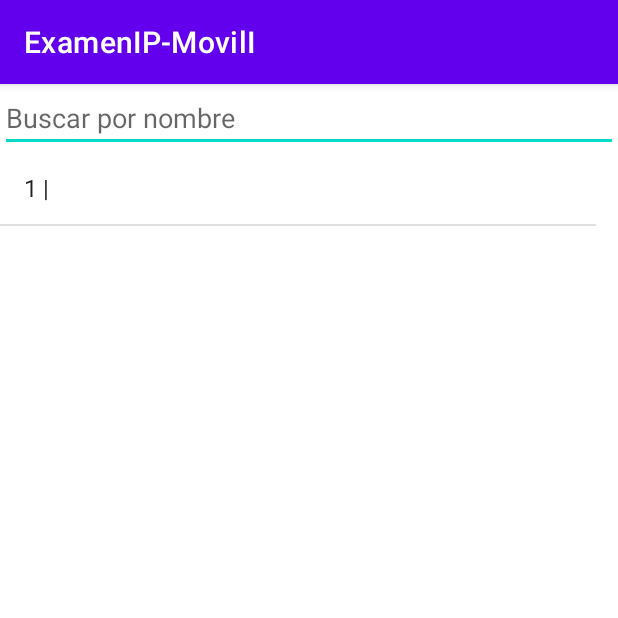
After one commit to JenniferVarela/ExamenIP-MovilI, an Android app: the ActivityListarContacto screen opened directly, with no data from a screen before it, on a phone screen of 412 x 824 dp, the top half of it. The commit adds this screen. Run offline under Robolectric (Android 15) with nearby library versions, the phone set to English and light mode, and no system bars.

Commit message:
listar contactos y buscar

```diff
--- a/app/src/main/AndroidManifest.xml
+++ b/app/src/main/AndroidManifest.xml
@@ -1,6 +1,6 @@
 <?xml version="1.0" encoding="utf-8"?>
 <manifest xmlns:android="http://schemas.android.com/apk/res/android"
-    package="com.example.examenip_movili">
+    package="com.example.examenip_movili" >
 
     <uses-permission android:name="android.permission.WRITE_EXTERNAL_STORAGE" />
     <uses-permission android:name="android.permission.CAMERA" />
@@ -38,14 +38,16 @@
         android:label="@string/app_name"
         android:roundIcon="@mipmap/ic_launcher_round"
         android:supportsRtl="true"
-        android:theme="@style/Theme.ExamenIPMovilI">
+        android:theme="@style/Theme.ExamenIPMovilI" >
+        <activity
+            android:name=".ActivityListarContacto"
+            android:exported="false" />
         <activity
             android:name=".ActivityPaises"
-            android:exported="true">
-        </activity>
+            android:exported="true" />
         <activity
             android:name=".MainActivity"
-            android:exported="true">
+            android:exported="true" >
             <intent-filter>
                 <action android:name="android.intent.action.MAIN" />
 
--- /dev/null
+++ b/app/src/main/java/com/example/examenip_movili/ActivityListarContacto.java
@@ -0,0 +1,96 @@
+package com.example.examenip_movili;
+
+import androidx.appcompat.app.AppCompatActivity;
+
+import android.database.Cursor;
+import android.database.sqlite.SQLiteDatabase;
+import android.os.Bundle;
+import android.text.Editable;
+import android.text.TextWatcher;
+import android.widget.ArrayAdapter;
+import android.widget.Button;
+import android.widget.EditText;
+import android.widget.ListView;
+
+import com.example.examenip_movili.Clases.Contactos;
+import com.example.examenip_movili.Configuraciones.SQLiteConexion;
+import com.example.examenip_movili.Configuraciones.Transacciones;
+
+import java.util.ArrayList;
+
+public class ActivityListarContacto extends AppCompatActivity {
+
+    SQLiteConexion conexion = new SQLiteConexion(this, Transacciones.NameDatabase,null,1);
+    SQLiteDatabase db;
+    ListView listaContactos;
+    EditText alctxtnombre;
+    ArrayList<String> ArregloContactos;
+    ArrayList<Contactos> lista_Contactos;
+
+    @Override
+    protected void onCreate(Bundle savedInstanceState) {
+        super.onCreate(savedInstanceState);
+        setContentView(R.layout.activity_listar_contacto);
+
+        listaContactos = (ListView) findViewById(R.id.listaContactos);
+        alctxtnombre = (EditText) findViewById(R.id.alctxtnombre);
+
+        ObtenerListaContactos();
+
+        ArrayAdapter adp = new ArrayAdapter(this, android.R.layout.simple_list_item_1,ArregloContactos);
+        listaContactos.setAdapter(adp);
+
+        alctxtnombre.addTextChangedListener(new TextWatcher() {
+            @Override
+            public void beforeTextChanged(CharSequence charSequence, int i, int i1, int i2) {
+
+            }
+
+            @Override
+            public void onTextChanged(CharSequence charSequence, int i, int i1, int i2) {
+
+                adp.getFilter().filter(charSequence);
+
+            }
+
+            @Override
+            public void afterTextChanged(Editable editable) {
+
+            }
+        });
+
+    }
+
+    private void ObtenerListaContactos() {
+        db = conexion.getReadableDatabase();
+
+        Contactos lista_contac = null;
+        lista_Contactos = new ArrayList<Contactos>();
+
+        Cursor cursor = db.rawQuery("SELECT * FROM " + Transacciones.tblContactos,null);
+
+        while (cursor.moveToNext())
+        {
+            lista_contac = new Contactos();
+            lista_contac.setNombre(cursor.getString(0));
+            lista_contac.setTelefono(cursor.getString(1));
+
+            lista_Contactos.add(lista_contac);
+        }
+        cursor.close();
+
+        llenarLista();
+
+    }
+
+    private void llenarLista() {
+
+        ArregloContactos = new ArrayList<String>();
+
+        for (int i=0; i<lista_Contactos.size(); i++)
+        {
+            ArregloContactos.add(lista_Contactos.get(i).getNombre()+" | " + lista_Contactos.get(i).getTelefono());
+
+        }
+    }
+}
--- a/app/src/main/java/com/example/examenip_movili/MainActivity.java
+++ b/app/src/main/java/com/example/examenip_movili/MainActivity.java
@@ -126,6 +126,15 @@ public class MainActivity extends AppCompatActivity {
             }
         });
 
+        btnContactos.setOnClickListener(new View.OnClickListener() {
+            @Override
+            public void onClick(View view) {
+                Intent intent = new Intent(getApplicationContext(),ActivityListarContacto.class);
+                startActivity(intent);
+
+            }
+        });
+
 
     }
 
--- /dev/null
+++ b/app/src/main/res/layout/activity_listar_contacto.xml
@@ -0,0 +1,26 @@
+<?xml version="1.0" encoding="utf-8"?>
+<androidx.constraintlayout.widget.ConstraintLayout xmlns:android="http://schemas.android.com/apk/res/android"
+    xmlns:app="http://schemas.android.com/apk/res-auto"
+    xmlns:tools="http://schemas.android.com/tools"
+    android:layout_width="match_parent"
+    android:layout_height="match_parent"
+    tools:context=".ActivityListarContacto">
+
+    <EditText
+        android:id="@+id/alctxtnombre"
+        android:layout_width="0dp"
+        android:layout_height="wrap_content"
+        android:ems="10"
+        android:hint="Buscar por nombre"
+        android:inputType="textPersonName"
+        app:layout_constraintEnd_toEndOf="parent"
+        app:layout_constraintStart_toStartOf="parent"
+        app:layout_constraintTop_toTopOf="parent" />
+
+    <ListView
+        android:id="@+id/listaContactos"
+        android:layout_width="397dp"
+        android:layout_height="522dp"
+        app:layout_constraintTop_toBottomOf="@+id/alctxtnombre"
+        tools:layout_editor_absoluteX="7dp" />
+</androidx.constraintlayout.widget.ConstraintLayout>
```
